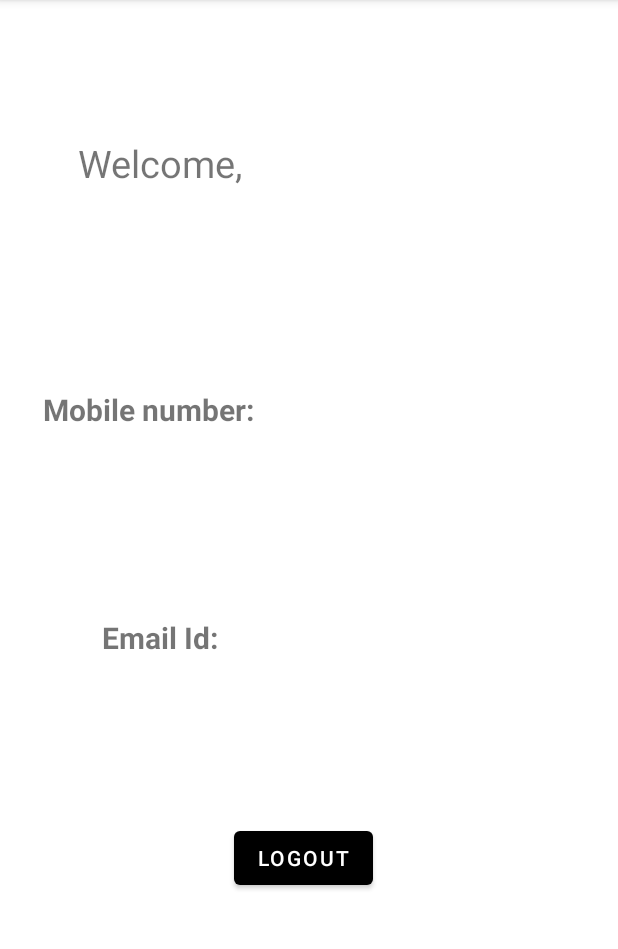
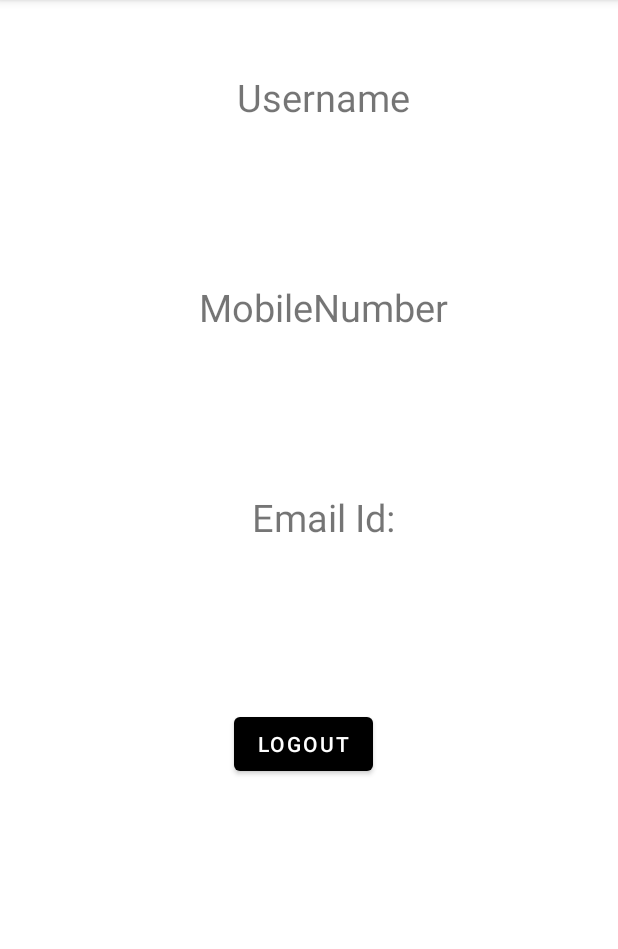
Before and after one commit to Ashraff07/InititalDetailedRegistration, an Android app: the fragment DetailedFragment placed in its activity, on a phone screen of 412 x 824 dp, the part 84-1033 px from its top. Run offline under Robolectric (Android 15) with nearby library versions, the phone set to English and light mode, and no system bars; our stand-ins replace data binding, navigation-ui.

Commit message:
Final Push

```diff
--- a/app/src/main/java/com/example/detailedregistration/RegisterPreference.kt
+++ b/app/src/main/java/com/example/detailedregistration/RegisterPreference.kt
@@ -6,6 +6,7 @@ import android.content.SharedPreferences
 import android.widget.Toast
 import com.example.detailedregistration.model.Users
 import com.example.detailedregistration.view.RegistrationFragment
+import com.example.detailedregistration.viewmodel.MainViewModel
 import com.google.gson.Gson
 import com.google.gson.reflect.TypeToken
 import java.lang.reflect.Type
--- a/app/src/main/java/com/example/detailedregistration/model/Users.kt
+++ b/app/src/main/java/com/example/detailedregistration/model/Users.kt
@@ -6,7 +6,7 @@ import kotlinx.android.parcel.Parcelize
 
 @Parcelize
 data class Users(
-    val username:String,
+    var username:String,
     val mobileNumber:String,
     val email:String,
     val password:String
--- a/app/src/main/java/com/example/detailedregistration/view/DetailedFragment.kt
+++ b/app/src/main/java/com/example/detailedregistration/view/DetailedFragment.kt
@@ -5,9 +5,11 @@ import androidx.fragment.app.Fragment
 import android.view.LayoutInflater
 import android.view.View
 import android.view.ViewGroup
+import androidx.lifecycle.ViewModelProvider
 import androidx.navigation.findNavController
 import com.example.detailedregistration.R
 import com.example.detailedregistration.databinding.FragmentDetailedBinding
+import com.example.detailedregistration.viewmodel.MainViewModel
 
 class DetailedFragment : Fragment() {
 
@@ -15,6 +17,7 @@ class DetailedFragment : Fragment() {
     private var username: Bundle? = null
     private var mobile: Bundle? = null
     private var email:Bundle? = null
+    lateinit var viewModel: MainViewModel
 
     override fun onCreate(savedInstanceState: Bundle?) {
         super.onCreate(savedInstanceState)
@@ -33,6 +36,8 @@ class DetailedFragment : Fragment() {
     ): View? {
         binding = FragmentDetailedBinding.inflate(layoutInflater)
 
+
+
         binding.btnLogout.setOnClickListener {
             view?.findNavController()?.navigate(R.id.action_detailedFragment_to_loginFragment)
         }
--- a/app/src/main/java/com/example/detailedregistration/view/LoginFragment.kt
+++ b/app/src/main/java/com/example/detailedregistration/view/LoginFragment.kt
@@ -2,18 +2,21 @@ package com.example.detailedregistration.view
 
 import android.os.Bundle
 import android.text.TextUtils
+import android.util.Log
 import androidx.fragment.app.Fragment
 import android.view.LayoutInflater
 import android.view.View
 import android.view.ViewGroup
 import android.widget.EditText
-import android.widget.Toast
 import androidx.appcompat.content.res.AppCompatResources
+import androidx.fragment.app.activityViewModels
+import androidx.lifecycle.ViewModelProvider
 import androidx.navigation.findNavController
 import com.example.detailedregistration.R
 import com.example.detailedregistration.RegisterPreference
 import com.example.detailedregistration.databinding.FragmentLoginBinding
 import com.example.detailedregistration.model.Users
+import com.example.detailedregistration.viewmodel.MainViewModel
 import com.google.gson.Gson
 import com.google.gson.reflect.TypeToken
 import java.lang.reflect.Type
@@ -28,6 +31,8 @@ class LoginFragment : Fragment() {
     private lateinit var password: EditText
 
     lateinit var session: RegisterPreference
+    lateinit var viewModel: MainViewModel
+
     val gson = Gson()
     var ulist = ArrayList<Users>()
 
@@ -44,6 +49,8 @@ class LoginFragment : Fragment() {
         password = binding.logPassword
 
         session = RegisterPreference(this.requireContext())
+        viewModel = ViewModelProvider(requireActivity())[MainViewModel::class.java]
+
 
         binding.btnRegister.setOnClickListener {
             view?.findNavController()?.navigate(R.id.action_loginFragment_to_registrationFragment)
@@ -56,7 +63,19 @@ class LoginFragment : Fragment() {
             }
         }
 
+        binding.btnTest.setOnClickListener {
+            view?.findNavController()?.navigate(R.id.action_loginFragment_to_testFragment)
+        }
+
         return binding.root
+    }
+    override fun onViewCreated(view: View, savedInstanceState: Bundle?) {
+        super.onViewCreated(view, savedInstanceState)
+
+        viewModel.userListData.observe(viewLifecycleOwner) {
+            ulist = it
+
+        }
     }
 
     private fun validateLogin(): Boolean {
@@ -69,7 +88,10 @@ class LoginFragment : Fragment() {
             val json = user.get(RegisterPreference.KEY_USERS)
             val type: Type = object : TypeToken<ArrayList<Users>>() {}.type
             ulist = gson.fromJson<Any>(json, type) as ArrayList<Users>
+//            ulist = viewModel.userListData.value!!
+
         }
+
 
         when {
             TextUtils.isEmpty(username.text.toString().trim()) -> {
@@ -101,4 +123,6 @@ class LoginFragment : Fragment() {
         return false
 
     }
+
+
 }
--- /dev/null
+++ b/app/src/main/java/com/example/detailedregistration/viewmodel/MainViewModel.kt
@@ -0,0 +1,39 @@
+package com.example.detailedregistration.viewmodel
+
+import android.content.Context
+import android.util.Log
+import androidx.lifecycle.LiveData
+import androidx.lifecycle.MutableLiveData
+import androidx.lifecycle.ViewModel
+import com.example.detailedregistration.RegisterPreference
+import com.example.detailedregistration.model.Users
+
+class MainViewModel : ViewModel() {
+
+
+    private var userList = MutableLiveData<ArrayList<Users>>()
+    val testuser = MutableLiveData<String>()
+
+    val userListData: LiveData<ArrayList<Users>>
+        get() = userList
+
+
+    init {
+        userList.value = ArrayList()
+        testuser.value = "Type Anything..."
+    }
+
+    fun addUserList(username: String, mobileNumber: String, email: String, password: String) {
+
+
+        userList.value?.add(Users(username, mobileNumber, email, password))
+        Log.i("User","${userListData.value}")
+
+    }
+    fun clearAll(){
+
+        userList.value = ArrayList()
+    }
+
+
+}
--- a/app/src/main/res/layout/fragment_detailed.xml
+++ b/app/src/main/res/layout/fragment_detailed.xml
@@ -7,82 +7,137 @@
         android:layout_width="match_parent"
         android:layout_height="match_parent">
 
+        <LinearLayout
+            android:id="@+id/newLinearLayout"
+            android:layout_width="match_parent"
+            android:layout_height="wrap_content"
+            android:orientation="vertical"
+            android:layout_marginTop="20dp"
+            app:layout_constraintTop_toTopOf="parent"
+            android:gravity="center">
 
             <TextView
                 android:id="@+id/welcome"
-            android:layout_width="150dp"
+                android:layout_width="wrap_content"
                 android:layout_height="50dp"
-            android:layout_marginStart="32dp"
-            android:layout_marginTop="84dp"
+                android:layout_marginStart="10dp"
+                android:layout_marginTop="20dp"
                 android:gravity="center"
-            android:text="@string/welcome"
-            android:textSize="25sp"
-            app:layout_constraintStart_toStartOf="parent"
-            app:layout_constraintTop_toTopOf="parent" />
-        \
+                android:text="@string/username"
+                android:textSize="25sp" />
 
             <TextView
                 android:id="@+id/det_username"
-            android:layout_width="150dp"
+                android:layout_width="wrap_content"
                 android:layout_height="50dp"
-            android:layout_marginStart="184dp"
-            android:layout_marginTop="4dp"
+                android:layout_margin="10dp"
+                android:layout_marginStart="10dp"
                 android:gravity="center"
                 android:text="@string/dash_username"
                 android:textSize="25sp"
-            android:textStyle="bold|italic"
-            app:layout_constraintStart_toStartOf="parent"
-            app:layout_constraintTop_toBottomOf="@+id/welcome" />
+                android:textStyle="bold|italic" />
 
             <TextView
                 android:id="@+id/mobile"
-            android:layout_width="150dp"
+                android:layout_width="wrap_content"
                 android:layout_height="50dp"
-            android:layout_marginStart="24dp"
-            android:layout_marginTop="60dp"
+                android:layout_marginStart="10dp"
+                android:layout_marginTop="20dp"
                 android:gravity="center"
-            android:text="@string/mobile_number"
-            android:textSize="20sp"
-            android:textStyle="bold"
-            app:layout_constraintStart_toStartOf="parent"
-            app:layout_constraintTop_toBottomOf="@+id/det_username" />
+                android:text="@string/mobilenumber"
+                android:textSize="25sp" />
 
             <TextView
                 android:id="@+id/det_mobile"
-            android:layout_width="150dp"
+                android:layout_width="wrap_content"
                 android:layout_height="50dp"
-            android:layout_marginStart="180dp"
-            android:layout_marginTop="24dp"
+                android:layout_margin="10dp"
+                android:layout_marginStart="10dp"
                 android:gravity="center"
-            android:text="@string/mobilenumber"
-            android:textSize="20sp"
-            app:layout_constraintStart_toStartOf="parent"
-            app:layout_constraintTop_toBottomOf="@+id/mobile" />
+                android:text="@string/dash_mobileNumber"
+                android:textSize="25sp"
+                android:textStyle="bold|italic" />
+
+
+
+            <TextView
+                android:id="@+id/email"
+                android:layout_width="wrap_content"
+                android:layout_height="50dp"
+                android:layout_marginStart="10dp"
+                android:layout_marginTop="20dp"
+                android:gravity="center"
+                android:text="@string/email_id"
+                android:textSize="25sp" />
 
             <TextView
                 android:id="@+id/det_email"
-            android:layout_width="200dp"
+                android:layout_width="wrap_content"
                 android:layout_height="50dp"
-            android:layout_marginStart="184dp"
-            android:layout_marginTop="16dp"
+                android:layout_margin="10dp"
+                android:layout_marginStart="10dp"
                 android:gravity="center"
                 android:text="@string/email"
-            android:textSize="20sp"
-            app:layout_constraintStart_toStartOf="parent"
-            app:layout_constraintTop_toBottomOf="@+id/emailid" />
+                android:textSize="25sp"
+                android:textStyle="bold|italic" />
 
-        <TextView
-            android:id="@+id/emailid"
-            android:layout_width="150dp"
-            android:layout_height="50dp"
-            android:layout_marginStart="32dp"
-            android:layout_marginTop="28dp"
-            android:gravity="center"
-            android:text="@string/email_id"
-            android:textSize="20sp"
-            android:textStyle="bold"
-            app:layout_constraintStart_toStartOf="parent"
-            app:layout_constraintTop_toBottomOf="@+id/det_mobile" />
+        </LinearLayout>
+
+
+
+
+
+
+
+<!--&lt;!&ndash;        <TextView&ndash;&gt;-->
+<!--            android:id="@+id/mobile"-->
+<!--            android:layout_width="150dp"-->
+<!--            android:layout_height="50dp"-->
+<!--            android:layout_marginStart="24dp"-->
+<!--            android:layout_marginTop="60dp"-->
+<!--            android:gravity="center"-->
+<!--            android:text="@string/mobile_number"-->
+<!--            android:textSize="20sp"-->
+<!--            android:textStyle="bold"-->
+<!--            app:layout_constraintStart_toStartOf="parent"-->
+<!--            app:layout_constraintTop_toBottomOf="@+id/det_username" />-->
+
+<!--        <TextView-->
+<!--            android:id="@+id/det_mobile"-->
+<!--            android:layout_width="150dp"-->
+<!--            android:layout_height="50dp"-->
+<!--            android:layout_marginStart="180dp"-->
+<!--            android:layout_marginTop="24dp"-->
+<!--            android:gravity="center"-->
+<!--            android:text="@string/mobilenumber"-->
+<!--            android:textSize="20sp"-->
+<!--            app:layout_constraintStart_toStartOf="parent"-->
+<!--            app:layout_constraintTop_toBottomOf="@+id/mobile" />-->
+
+<!--        <TextView-->
+<!--            android:id="@+id/det_email"-->
+<!--            android:layout_width="200dp"-->
+<!--            android:layout_height="50dp"-->
+<!--            android:layout_marginStart="184dp"-->
+<!--            android:layout_marginTop="16dp"-->
+<!--            android:gravity="center"-->
+<!--            android:text="@string/email"-->
+<!--            android:textSize="20sp"-->
+<!--            app:layout_constraintStart_toStartOf="parent"-->
+<!--            app:layout_constraintTop_toBottomOf="@+id/emailid" />-->
+
+<!--        <TextView-->
+<!--            android:id="@+id/emailid"-->
+<!--            android:layout_width="150dp"-->
+<!--            android:layout_height="50dp"-->
+<!--            android:layout_marginStart="32dp"-->
+<!--            android:layout_marginTop="28dp"-->
+<!--            android:gravity="center"-->
+<!--            android:text="@string/email_id"-->
+<!--            android:textSize="20sp"-->
+<!--            android:textStyle="bold"-->
+<!--            app:layout_constraintStart_toStartOf="parent"-->
+<!--            app:layout_constraintTop_toBottomOf="@+id/det_mobile" />-->
 
         <Button
             android:id="@+id/btn_logout"
@@ -92,6 +147,6 @@
             android:layout_marginTop="32dp"
             android:text="@string/logout"
             app:layout_constraintStart_toStartOf="parent"
-            app:layout_constraintTop_toBottomOf="@+id/det_email" />
+            app:layout_constraintTop_toBottomOf="@+id/newLinearLayout" />
     </androidx.constraintlayout.widget.ConstraintLayout>
 </layout>
--- a/app/src/main/res/layout/fragment_registration.xml
+++ b/app/src/main/res/layout/fragment_registration.xml
@@ -3,6 +3,7 @@
     xmlns:app="http://schemas.android.com/apk/res-auto"
     xmlns:tools="http://schemas.android.com/tools"
     android:background="@drawable/ic_drawable">
+
 
 
     <androidx.constraintlayout.widget.ConstraintLayout
--- a/app/src/main/res/navigation/navigation.xml
+++ b/app/src/main/res/navigation/navigation.xml
@@ -16,6 +16,9 @@
         <action
             android:id="@+id/action_loginFragment_to_dashboardFragment3"
             app:destination="@id/dashboardFragment" />
+        <action
+            android:id="@+id/action_loginFragment_to_testFragment"
+            app:destination="@id/testFragment" />
     </fragment>
     <fragment
         android:id="@+id/registrationFragment"
@@ -56,4 +59,8 @@
             android:id="@+id/action_detailedFragment_to_loginFragment"
             app:destination="@id/loginFragment" />
     </fragment>
+    <fragment
+        android:id="@+id/testFragment"
+        android:name="com.example.detailedregistration.view.TestFragment"
+        android:label="TestFragment" />
 </navigation>
--- a/app/src/main/res/values/strings.xml
+++ b/app/src/main/res/values/strings.xml
@@ -18,4 +18,5 @@
     <string name="mobile_number">Mobile number:</string>
     <string name="email_id">Email Id:</string>
     <string name="clear_all">clear all</string>
+    <string name="test">test</string>
 </resources>
```
Also changed, not shown: app/build.gradle (+10 -8 lines), app/src/main/java/com/example/detailedregistration/view/DashboardFragment.kt (+6 -3 lines), app/src/main/java/com/example/detailedregistration/view/RegistrationFragment.kt (+26 -1 lines), app/src/main/java/com/example/detailedregistration/view/TestFragment.kt (added, +37 -0 lines), app/src/main/res/layout/fragment_login.xml (+35 -23 lines), app/src/main/res/layout/fragment_test.xml (added, +42 -0 lines). Lines whose indentation alone changed are shown as unchanged.
